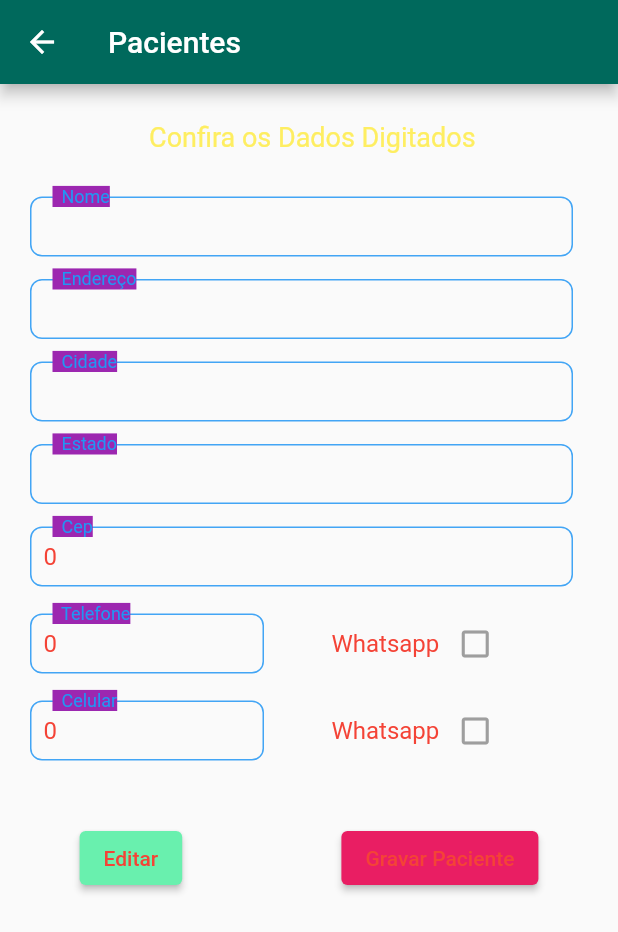
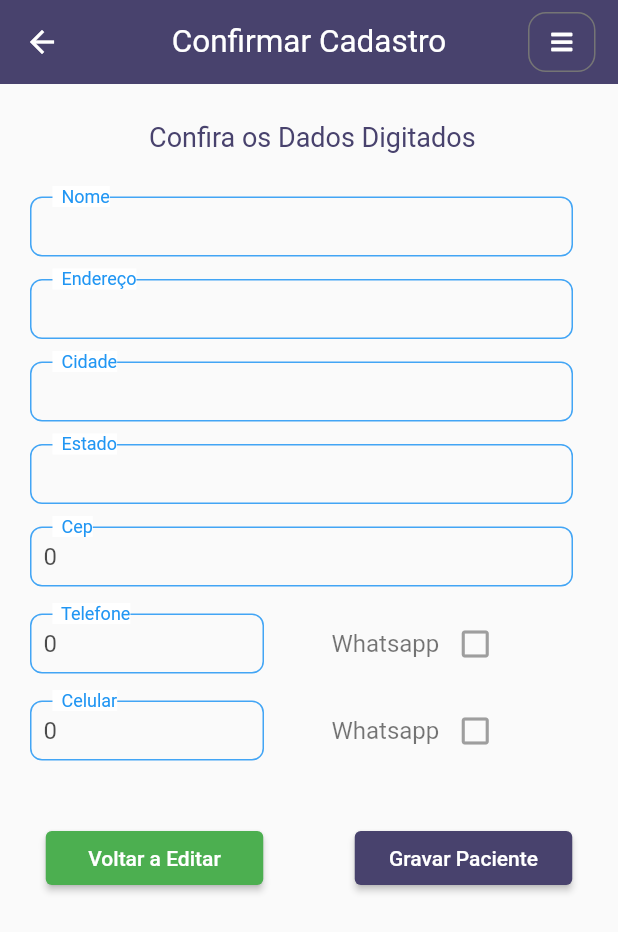
Before and after one commit to fcraveiro/consultorio, a Flutter app: the GravaPaciente screen opened directly, on a phone screen of 412 x 824 dp. Shown: the top 932 px of the screen. Run offline on Flutter 3.47's test engine with Material 2 defaults, Android fonts, the phone set to English and light mode, and no system bars; our stand-ins replace flutter_colorpicker, flutter_slidable, font_awesome_flutter, get, get_storage, google_fonts and 4 more; missing offline and left inert: via_cep_flutter; accounts and stored records are empty; Roboto replaces fonts that are missing (Arial).

Commit message:
Modelando Gravapção Pacientes

```diff
--- a/lib/paginas/pacientes/gravapacientes.dart
+++ b/lib/paginas/pacientes/gravapacientes.dart
@@ -1,5 +1,8 @@
 import 'package:consultorio/model/pacientes.dart';
 import 'package:flutter/material.dart';
+import 'package:font_awesome_flutter/font_awesome_flutter.dart';
+import 'package:google_fonts/google_fonts.dart';
+import '../../setup.dart';
 import '/services/conectar.dart';
 
 class GravaPaciente extends StatefulWidget {
@@ -20,7 +23,56 @@ class _MostraFormPacienteState extends State<GravaPaciente> {
 
     return Scaffold(
       appBar: AppBar(
-        title: const Text('Pacientes'),
+        elevation: 0,
+        title: Text(
+          'Confirmar Cadastro',
+          style: GoogleFonts.montserratAlternates(
+            fontSize: 21,
+            fontWeight: FontWeight.w400,
+            letterSpacing: 0.0,
+          ),
+        ),
+        actions: [
+          Row(
+            children: [
+              GestureDetector(
+                onTap: () => {
+                  Navigator.push(
+                      context,
+                      MaterialPageRoute(
+                        builder: (context) => const Setup(),
+                      )),
+                },
+                child: Container(
+                  width: 45,
+                  height: 40,
+                  decoration: BoxDecoration(
+                    borderRadius: BorderRadius.circular(
+                      12,
+                    ),
+                    border: Border.all(
+                      color: const Color(0xFF757575),
+                    ),
+                  ),
+                  child: Row(
+                    mainAxisAlignment: MainAxisAlignment.center,
+                    children: const [
+                      FaIcon(
+                        FontAwesomeIcons.bars,
+                        size: 16,
+                      ),
+                    ],
+                  ),
+                ),
+              ),
+              const SizedBox(
+                width: 15,
+              ),
+            ],
+          )
+        ],
+        centerTitle: true,
+        backgroundColor: const Color(0xFF48426D),
       ),
       body: SafeArea(
         child: Padding(
@@ -33,13 +85,13 @@ class _MostraFormPacienteState extends State<GravaPaciente> {
               ),
               Row(
                 mainAxisAlignment: MainAxisAlignment.center,
-                children: [
+                children: const [
                   Text(
                     ' Confira os Dados Digitados',
                     style: TextStyle(
                       fontFamily: 'Arial',
                       fontSize: 18,
-                      color: Colors.yellow.withOpacity(0.8),
+                      color: Color(0xFF48426D),
                     ),
                   ),
                 ],
@@ -64,19 +116,19 @@ class _MostraFormPacienteState extends State<GravaPaciente> {
                   children: [
                     ElevatedButton(
                       style: ElevatedButton.styleFrom(
-                        primary: Colors.greenAccent, // background
-                        onPrimary: Colors.red, // foreground
-                      ),
+                          primary: Colors.green, // background
+                          onPrimary: Colors.white, // foreground
+                          fixedSize: const Size(145, 30)),
                       onPressed: () {
                         Navigator.of(context).pop();
                       },
-                      child: const Text('Editar'),
+                      child: const Text('Voltar a Editar'),
                     ),
                     ElevatedButton(
                       style: ElevatedButton.styleFrom(
-                        primary: Colors.pink, // background
-                        onPrimary: Colors.red, // foreground
-                      ),
+                          primary: const Color(0xFF48426D), // background
+                          onPrimary: Colors.white, // foreground
+                          fixedSize: const Size(145, 30)),
                       onPressed: () {
                         _showToast(context);
                         conectar.addPaciente(form);
@@ -121,9 +173,9 @@ class _MostraFormPacienteState extends State<GravaPaciente> {
                     child: Text(
                       campo.toString(),
                       textAlign: TextAlign.start,
-                      style: const TextStyle(
+                      style: TextStyle(
                         fontSize: 16,
-                        color: Colors.red,
+                        color: Colors.black.withOpacity(.7),
                       ),
                     ),
                   ),
@@ -143,7 +195,7 @@ class _MostraFormPacienteState extends State<GravaPaciente> {
                     descricao,
                     textAlign: TextAlign.start,
                     style: TextStyle(
-                      backgroundColor: Colors.purple,
+                      backgroundColor: Colors.white,
                       fontSize: 12,
                       color: Colors.blue.shade500,
                     ),
@@ -201,9 +253,9 @@ class _MostraFormPacienteState extends State<GravaPaciente> {
                               child: Text(
                                 campo.toString(),
                                 textAlign: TextAlign.start,
-                                style: const TextStyle(
+                                style: TextStyle(
                                   fontSize: 16,
-                                  color: Colors.red,
+                                  color: Colors.black.withOpacity(.7),
                                 ),
                               ),
                             ),
@@ -223,7 +275,7 @@ class _MostraFormPacienteState extends State<GravaPaciente> {
                               descricao,
                               textAlign: TextAlign.start,
                               style: TextStyle(
-                                backgroundColor: Colors.purple,
+                                backgroundColor: Colors.white,
                                 fontSize: 12,
                                 color: Colors.blue.shade500,
                               ),
@@ -259,7 +311,7 @@ class _MostraFormPacienteState extends State<GravaPaciente> {
                                 textAlign: TextAlign.start,
                                 style: TextStyle(
                                   fontSize: 16,
-                                  color: Colors.red,
+                                  color: Colors.black54,
                                 ),
                               ),
                             ),
@@ -290,13 +342,13 @@ class _MostraFormPacienteState extends State<GravaPaciente> {
     scaffold.showSnackBar(
       const SnackBar(
         elevation: 10,
-        backgroundColor: Colors.pink,
+        backgroundColor: Color(0xFF48426D),
         duration: Duration(seconds: 2),
         content: Text(
           'Aguarde Salvando !!',
           style: TextStyle(
             fontSize: 20,
-            color: Colors.red,
+            color: Colors.white,
           ),
           textAlign: TextAlign.center,
         ),
--- a/lib/teste.dart
+++ /dev/null
@@ -1,10 +0,0 @@
-import 'package:flutter/material.dart';
-
-class Home extends StatelessWidget {
-  const Home({Key? key}) : super(key: key);
-
-  @override
-  Widget build(BuildContext context) {
-    return Container();
-  }
-}
```
Also changed, not shown: 1 other file.
